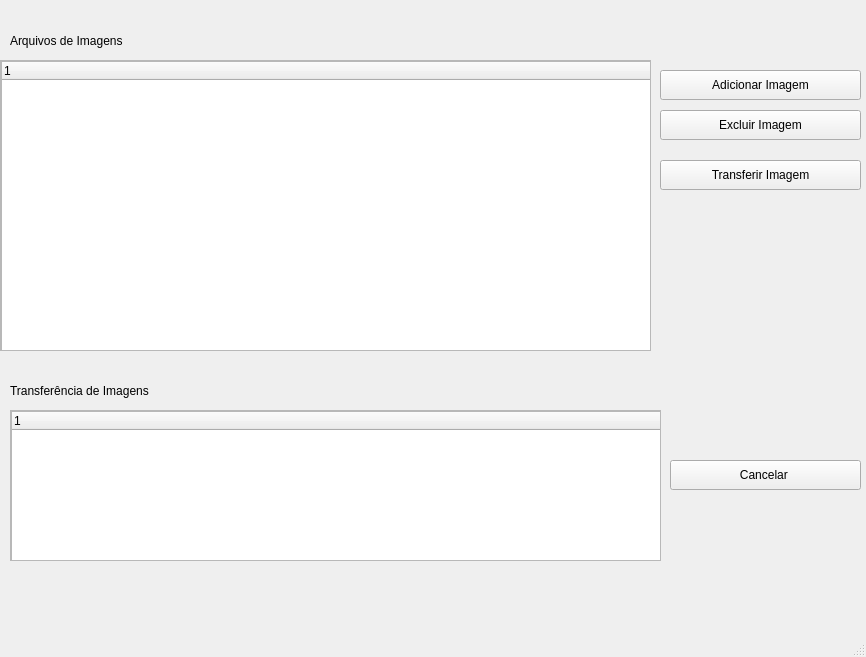
This is mainwindow.ui in TCC-PES-2022/ARIEL as Qt 5 draws it before an edit. The edited form follows.
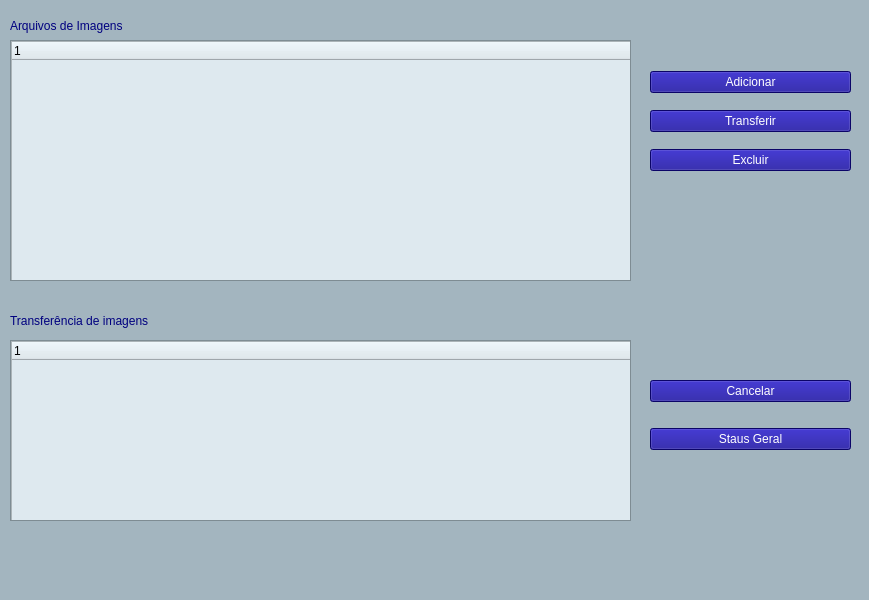
This is the edited form. Icons and pictures are not drawn.

Patch:
```diff
--- a/mainwindow.ui
+++ b/mainwindow.ui
@@ -6,34 +6,28 @@
    <rect>
     <x>0</x>
     <y>0</y>
-    <width>866</width>
-    <height>657</height>
+    <width>869</width>
+    <height>600</height>
    </rect>
   </property>
   <property name="windowTitle">
    <string>ARIEL</string>
   </property>
+  <property name="windowIcon">
+   <iconset resource="rsc_file.qrc">
+    <normaloff>:/Ariel/img/Ariel/Icon.png</normaloff>:/Ariel/img/Ariel/Icon.png</iconset>
+  </property>
+  <property name="styleSheet">
+   <string notr="true">background-color: rgb(163,181,191);</string>
+  </property>
   <widget class="QWidget" name="centralwidget">
-   <widget class="QLabel" name="label">
-    <property name="geometry">
-     <rect>
-      <x>10</x>
-      <y>30</y>
-      <width>181</width>
-      <height>21</height>
-     </rect>
-    </property>
-    <property name="text">
-     <string>Arquivos de Imagens</string>
-    </property>
-   </widget>
    <widget class="QScrollArea" name="scrollArea">
     <property name="geometry">
      <rect>
-      <x>0</x>
-      <y>60</y>
-      <width>651</width>
-      <height>291</height>
+      <x>10</x>
+      <y>40</y>
+      <width>621</width>
+      <height>241</height>
      </rect>
     </property>
     <property name="widgetResizable">
@@ -44,8 +38,8 @@
       <rect>
        <x>0</x>
        <y>0</y>
-       <width>649</width>
-       <height>289</height>
+       <width>619</width>
+       <height>239</height>
       </rect>
      </property>
      <widget class="QTreeWidget" name="tw_imgFile">
@@ -53,10 +47,13 @@
        <rect>
         <x>0</x>
         <y>0</y>
-        <width>651</width>
-        <height>291</height>
+        <width>621</width>
+        <height>241</height>
        </rect>
       </property>
+      <property name="styleSheet">
+       <string notr="true">background-color: rgb(222,233,239);</string>
+      </property>
       <column>
        <property name="text">
         <string notr="true">1</string>
@@ -65,65 +62,47 @@
      </widget>
     </widget>
    </widget>
-   <widget class="QPushButton" name="btn_addImg">
+   <widget class="QLabel" name="label">
     <property name="geometry">
      <rect>
-      <x>660</x>
-      <y>70</y>
-      <width>201</width>
-      <height>30</height>
+      <x>10</x>
+      <y>15</y>
+      <width>251</width>
+      <height>21</height>
      </rect>
     </property>
-    <property name="text">
-     <string>Adicionar Imagem</string>
+    <property name="styleSheet">
+     <string notr="true">font: 700 12pt &quot;Segoe UI&quot;;
+color: rgb(0, 0, 127);</string>
     </property>
-   </widget>
-   <widget class="QPushButton" name="btn_remove_Img">
-    <property name="geometry">
-     <rect>
-      <x>660</x>
-      <y>110</y>
-      <width>201</width>
-      <height>30</height>
-     </rect>
-    </property>
     <property name="text">
-     <string>Excluir Imagem</string>
-    </property>
-   </widget>
-   <widget class="QPushButton" name="btn_transferImg">
-    <property name="geometry">
-     <rect>
-      <x>660</x>
-      <y>160</y>
-      <width>201</width>
-      <height>30</height>
-     </rect>
-    </property>
-    <property name="text">
-     <string>Transferir Imagem</string>
+     <string>Arquivos de Imagens</string>
     </property>
    </widget>
    <widget class="QLabel" name="label_2">
     <property name="geometry">
      <rect>
       <x>10</x>
-      <y>380</y>
-      <width>221</width>
+      <y>310</y>
+      <width>301</width>
       <height>21</height>
      </rect>
     </property>
+    <property name="styleSheet">
+     <string notr="true">font: 700 12pt &quot;Segoe UI&quot;;
+color: rgb(0, 0, 127);</string>
+    </property>
     <property name="text">
-     <string>Transferência de Imagens</string>
+     <string>Transferência de imagens</string>
     </property>
    </widget>
    <widget class="QScrollArea" name="scrollArea_2">
     <property name="geometry">
      <rect>
       <x>10</x>
-      <y>410</y>
-      <width>651</width>
-      <height>151</height>
+      <y>340</y>
+      <width>621</width>
+      <height>181</height>
      </rect>
     </property>
     <property name="widgetResizable">
@@ -134,8 +113,8 @@
       <rect>
        <x>0</x>
        <y>0</y>
-       <width>649</width>
-       <height>149</height>
+       <width>619</width>
+       <height>179</height>
       </rect>
      </property>
      <widget class="QTreeWidget" name="tw_transferImg">
@@ -143,10 +122,13 @@
        <rect>
         <x>0</x>
         <y>0</y>
-        <width>651</width>
-        <height>151</height>
+        <width>621</width>
+        <height>192</height>
        </rect>
       </property>
+      <property name="styleSheet">
+       <string notr="true">background-color: rgb(222,233,239);</string>
+      </property>
       <column>
        <property name="text">
         <string notr="true">1</string>
@@ -155,18 +137,89 @@
      </widget>
     </widget>
    </widget>
-   <widget class="QPushButton" name="btn_cancelTransfer">
+   <widget class="QWidget" name="layoutWidget">
     <property name="geometry">
      <rect>
-      <x>670</x>
-      <y>460</y>
-      <width>191</width>
-      <height>30</height>
+      <x>650</x>
+      <y>60</y>
+      <width>201</width>
+      <height>124</height>
      </rect>
     </property>
-    <property name="text">
-     <string>Cancelar </string>
+    <layout class="QVBoxLayout" name="verticalLayout">
+     <item>
+      <widget class="QPushButton" name="btn_addImage">
+       <property name="styleSheet">
+        <string notr="true">background-color: rgb(16,6,144);
+color: rgb(255, 255, 255);
+font: 700 14pt &quot;Segoe UI&quot;;</string>
+       </property>
+       <property name="text">
+        <string>Adicionar</string>
+       </property>
+      </widget>
+     </item>
+     <item>
+      <widget class="QPushButton" name="btn_transferImage">
+       <property name="styleSheet">
+        <string notr="true">background-color: rgb(16,6,144);
+color: rgb(255, 255, 255);
+font: 700 14pt &quot;Segoe UI&quot;;</string>
+       </property>
+       <property name="text">
+        <string>Transferir</string>
+       </property>
+      </widget>
+     </item>
+     <item>
+      <widget class="QPushButton" name="btn_deleteImage">
+       <property name="styleSheet">
+        <string notr="true">background-color: rgb(16,6,144);
+color: rgb(255, 255, 255);
+font: 700 14pt &quot;Segoe UI&quot;;</string>
+       </property>
+       <property name="text">
+        <string>Excluir</string>
+       </property>
+      </widget>
+     </item>
+    </layout>
+   </widget>
+   <widget class="QWidget" name="layoutWidget">
+    <property name="geometry">
+     <rect>
+      <x>650</x>
+      <y>360</y>
+      <width>201</width>
+      <height>111</height>
+     </rect>
     </property>
+    <layout class="QVBoxLayout" name="verticalLayout_2">
+     <item>
+      <widget class="QPushButton" name="btn_cancelTransfer">
+       <property name="styleSheet">
+        <string notr="true">background-color: rgb(16,6,144);
+color: rgb(255, 255, 255);
+font: 700 14pt &quot;Segoe UI&quot;;</string>
+       </property>
+       <property name="text">
+        <string>Cancelar</string>
+       </property>
+      </widget>
+     </item>
+     <item>
+      <widget class="QPushButton" name="pushButton_5">
+       <property name="styleSheet">
+        <string notr="true">background-color: rgb(16,6,144);
+color: rgb(255, 255, 255);
+font: 700 14pt &quot;Segoe UI&quot;;</string>
+       </property>
+       <property name="text">
+        <string>Staus Geral</string>
+       </property>
+      </widget>
+     </item>
+    </layout>
    </widget>
   </widget>
   <widget class="QMenuBar" name="menubar">
```
Left out of the diff: 10 changed lines with no effect on the pictures.
